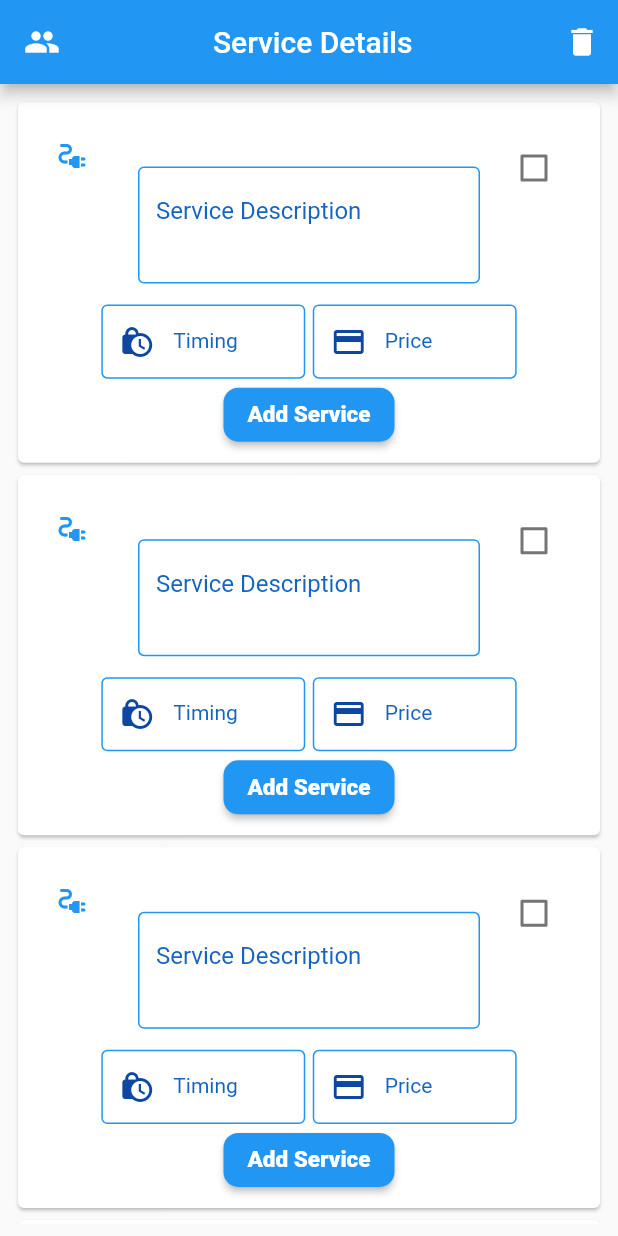
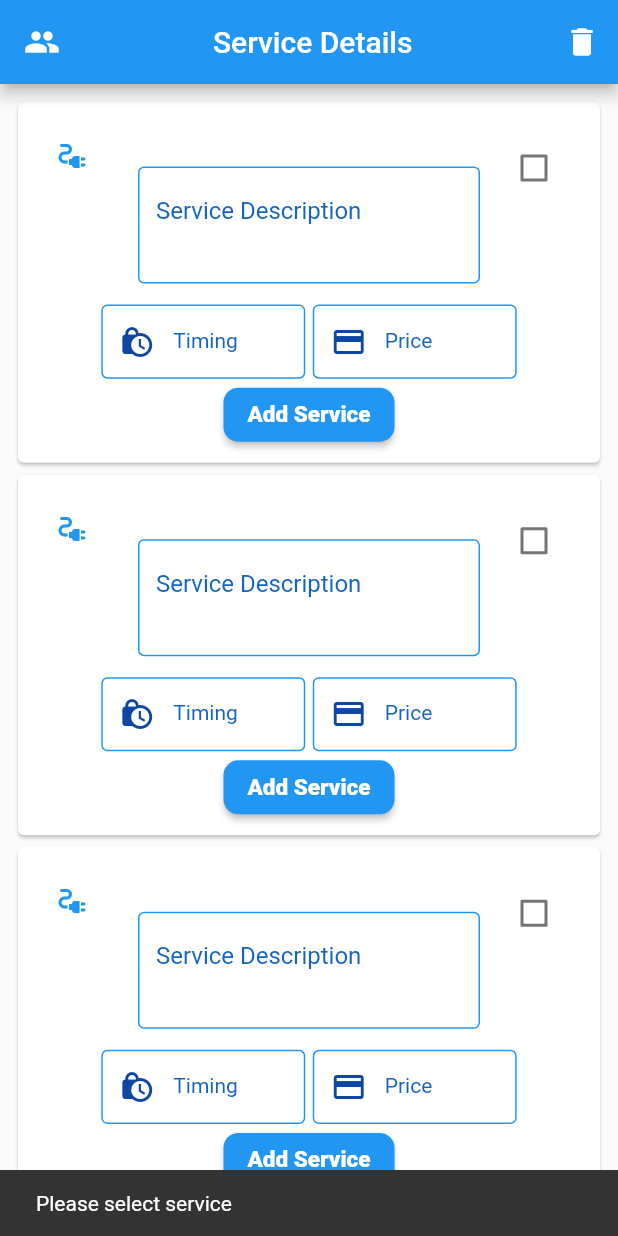
Before and after one commit to MahnoorWaheed/XtremesSkillsProject, a Flutter app: the Skill_Details screen opened directly with empty values, after a tap on "Add Service", on a phone screen of 412 x 824 dp. Run offline on Flutter 3.47's test engine with Material 2 defaults, Android fonts, the phone set to English and light mode, and no system bars; our stand-ins replace cloud_firestore, convex_bottom_bar, country_code_picker, firebase_auth, firebase_core, firebase_messaging and 12 more; missing offline and left inert: awesome_dropdown; accounts and stored records are empty.

Commit message:
27 april

```diff
--- a/lib/main.dart
+++ b/lib/main.dart
@@ -85,7 +85,7 @@ Future<void> main() async {
 
 
 
-       home: DasboardUser(),
+       home: skills(),
 
 
 
--- a/lib/modules/User Screens/selectservice.dart
+++ b/lib/modules/User Screens/selectservice.dart
@@ -39,6 +39,7 @@ class _NearbyState extends State<Nearby> {
     // getDocs();
     // print(widget.skillname.toString());
      getPhone();
+
 
 
   }
--- a/lib/widgets/formwidget/skills_details.dart
+++ b/lib/widgets/formwidget/skills_details.dart
@@ -20,29 +20,10 @@ class Skill_Details extends StatefulWidget {
   final String Service2;
   final String Service3;
 
-  // var workerfirstName;
 
-  // var workerlastname;
-
-  // var workercity;
-
-  // var workerlati;
-
-  // var workerlongi;
-
-  // var workeremail;
-  // final String Service4;
-  // final String details1;
-  // final String details2;
-  // final String details3;
-  // final String details4;
-
-  // String prc;
-  // int ct = 1;
 
  Skill_Details(this.SkillName,this.Service1, this.Service2, this.Service3, this.cart
-//  this.Service4,
- //this.Service2, this.Service3, this.Service4,
+
  );
 
 
@@ -77,7 +58,7 @@ class _Skill_DetailsState extends State<Skill_Details> {
   String workerfcmtoken = '';
   @override
   void initState() {
-    getUserData();
+    // getUserData();
     super.initState();
   }
 
@@ -118,31 +99,16 @@ String servicedes = '';
 String servicetime = '';
 String serviceprice = '';
 
-// List<workerdetails> myAllData = [];
-
-
-  // List<Map<String, String>> _selectedProducts = <Map<String, String>>[];
-  // int _total = 0;
-  // List<Map<String, String>> get selectedProducts => _selectedProducts;
-
-  // void add(Map<String, String> value) {
-  //   _selectedProducts.add(value);
-
-  //   print("Rimsha is best");
-  //   print(value);
-  //   // notifyListeners();
-  // }
-
-
-
-  // List<Map<String, String>> SelectedProducts = <Map<String, String>>[];
-  // List<Map<String, String>> get selectedProducts => SelectedProducts;
   List<mySReportDetails2> myAllData = [];
   bool value = false;
 
+   void clearText() {
+
+  }
+
   @override
   Widget build(BuildContext context) {
-    getUserData();
+    // getUserData();
     print("Skill name 2"+ widget.SkillName,);
     return Scaffold(
       appBar: AppBar(
@@ -209,20 +175,7 @@ String serviceprice = '';
                       setState(() {
                       this.valuefirst = value!;
 
-                      // Provider.of<WorkerModel>(context, listen: false).add({
 
-                      //        "Service" : "${widget.Service1}",
-                      //        "description":"${txtdata.toString()}",
-                      //        "time":"${time.toString()}",
-                      //        "Price":"${Price.toString()}",
-
-                      //     // "Service: ${widget.Service1}",
-                      //     // "description: ${txtdata}",
-                      //     // "time: ${time}",
-                      //     // "Price: ${Price}",
-                      //       //"timestamp": getTime
-
-                      //     });
 
                         });
 
@@ -289,8 +242,7 @@ String serviceprice = '';
                       Price = value;
                       });},),),],),
                        ActionButton(ontap: (){
-                      //  myAllData.add(new mySReportDetails2(Service: widget.Service1, description: txtdata, time: time, Price: Price));
-                        // myAllData.add(new mySReportDetails2 (Service: se ));
+                         if(this.valuefirst == true) {
                         Provider.of<WorkerModel>(context, listen: false).add({
 
                              "Service" : "${widget.Service1}",
@@ -308,7 +260,17 @@ String serviceprice = '';
 
                           });
 
-                       }, text: "Add Service")
+                        }else{
+
+                           ScaffoldMessenger.of(context).showSnackBar(
+                          SnackBar(
+                            content: const Text('Please select service'),
+
+                          ),
+                        );
+                        }
+
+                         }, text: "Add Service")
                        ] )),
 
                        ),
@@ -351,7 +313,7 @@ String serviceprice = '';
                       borderSide: const BorderSide(color: Colors.blue),
                    ),
                     enabledBorder: const OutlineInputBorder(
-                                        borderSide: BorderSide(color: Colors.blue))),
+                    borderSide: BorderSide(color: Colors.blue))),
 
 
                             onChanged: (value){
@@ -372,13 +334,7 @@ String serviceprice = '';
                           this.valuesecond = value!;
 
                         });
-              //             myALLadd({
-              //           "service": "${widget.Service2}",
-              //           "des": "${txtdata2}",
-              //           "Price": "${Price2.toString()}",
-              //           "Time": "${time2.toString()}",
-              //   //"timestamp": getTime
-              // });
+
                        }),
                         Row(
                           mainAxisAlignment: MainAxisAlignment.center,
@@ -467,6 +423,7 @@ String serviceprice = '';
                               ],
                             ),
                        ActionButton(ontap: (){
+                         if(this.valuesecond == true){
                           Provider.of<WorkerModel>(context, listen: false).add({
 
                              "Service" : "${widget.Service2}",
@@ -482,7 +439,16 @@ String serviceprice = '';
                             //"timestamp": getTime
 
                           });
-                       }, text: 'Add Service')
+                        }else{
+                          ScaffoldMessenger.of(context).showSnackBar(
+                          SnackBar(
+                            content: const Text('Please select service'),
+
+                          ),
+                        );
+                        }
+
+                         }, text: 'Add Service')
                       ]
                     )
                   ),
@@ -541,13 +507,7 @@ String serviceprice = '';
                           this.valuethird = value!;
 
                         });
-              //             myALLadd({
-              //           "service": "${widget.Service2}",
-              //           "des": "${txtdata2}",
-              //           "Price": "${Price2.toString()}",
-              //           "Time": "${time2.toString()}",
-              //   //"timestamp": getTime
-              // });
+
                        }),
                         Row(
                           mainAxisAlignment: MainAxisAlignment.center,
@@ -634,6 +594,7 @@ String serviceprice = '';
                               ],
                             ),
                        ActionButton(ontap: (){
+                         if(this.valuethird == true){
                           Provider.of<WorkerModel>(context, listen: false).add({
 
                              "Service" : "${widget.Service3}",
@@ -649,6 +610,15 @@ String serviceprice = '';
                             //"timestamp": getTime
 
                           });
+                       }else{
+                           ScaffoldMessenger.of(context).showSnackBar(
+                          SnackBar(
+                            content: const Text('Please select service'),
+
+                          ),
+                        );
+                       }
+
                        }, text: 'Add Service')
                       ]
                     )
```
